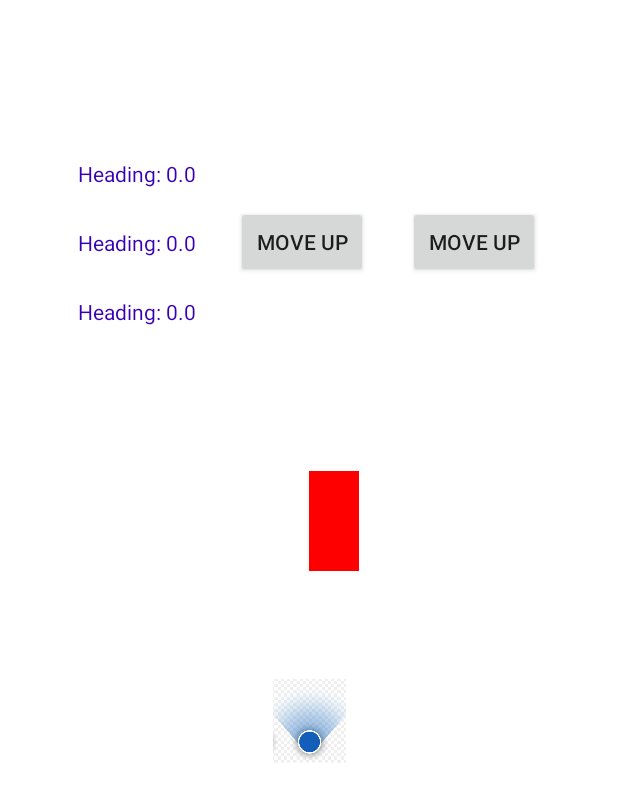
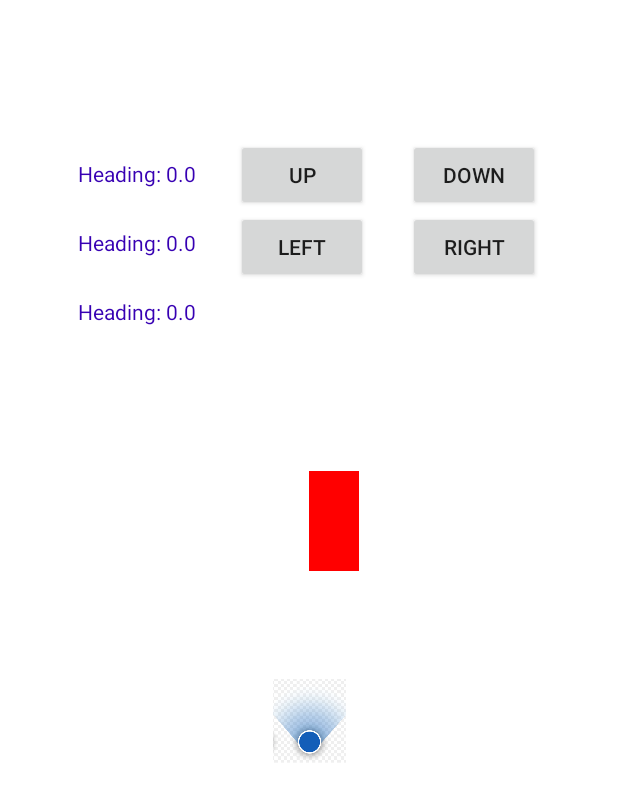
Before and after one commit to anilChouhan-sh/DirectionTrial, an Android app: the screen it shows after launch (MainActivity), on a phone screen of 412 x 824 dp. Shown: the top 801 px of the screen. Run offline under Robolectric (Android 15) with nearby library versions, the phone set to English and light mode, and no system bars.

Commit message:
Added Button to move

```diff
--- a/app/src/main/java/com/example/compass/CustomView.java
+++ b/app/src/main/java/com/example/compass/CustomView.java
@@ -67,7 +67,7 @@ public  class CustomView extends View {
         // matrix.postRotate( Values.DEGREE) ;
         Bitmap bit = Bitmap.createBitmap(bitmapOrg , 0 ,0 ,   width , height , matrix ,true) ;
         canvas.drawBitmap(bit,  getWidth()/2 - newWidth/2 ,getHeight()/2 -newHeight/2 ,null);
-        canvas.translate(0,(float) Values.Y);
+        canvas.translate((float)Values.X,(float)Values.Y);
         canvas.rotate(Values.DEGREE ,getWidth()/2 ,getHeight()/2);
         canvas.drawRect(rect,paint);
     }
--- a/app/src/main/java/com/example/compass/Direction.java
+++ b/app/src/main/java/com/example/compass/Direction.java
@@ -12,7 +12,7 @@ public class Direction implements SensorEventListener {
     private SensorManager mSensorManager;
     private float accelerometerReading[] =new float[3];
     private float magnetometerReading[] =new float[3];
-
+    private int OldDegree;
 
     private MainActivity mContext ;
 
@@ -22,6 +22,7 @@ public class Direction implements SensorEventListener {
 
     public void initialize(){
         mSensorManager = (SensorManager) mContext.getSystemService(SENSOR_SERVICE);
+        OldDegree=0;
     }
 
     @Override
@@ -51,9 +52,14 @@ public class Direction implements SensorEventListener {
         float degree = (float) ((Math.toDegrees(orientationAngles[0]) + 360)% 360);
         degree = Math.round(degree);
 
-        Values.setDEGREE(degree);
+        if(Math.abs(OldDegree-degree)>5){
 
-        mContext.updateValues();
+            Values.setDEGREE(degree);
+
+            mContext.updateValues();
+        }
+        OldDegree=(int)degree;
+
 
 
 
--- a/app/src/main/java/com/example/compass/MainActivity.java
+++ b/app/src/main/java/com/example/compass/MainActivity.java
@@ -17,7 +17,7 @@ public class MainActivity extends Activity  {
 
     private View myview ;
     TextView tvHeading ,tvLatitude , tvLongitude;
-    Button moveup ,moveDown ;
+    Button moveup ,moveDown ,moveLeft,moveRight;
 Location location ;
 Direction direction ;
     @Override
@@ -25,10 +25,13 @@ Direction direction ;
         super.onCreate(savedInstanceState);
         Values.setDEGREE(0);
         Values.setY(0);
+        Values.setX(0);
         setContentView(R.layout.activity_main);
 
         moveup = findViewById(R.id.moveup);
         moveDown =findViewById(R.id.moveDown) ;
+        moveLeft = findViewById(R.id.moveleft);
+        moveRight= findViewById(R.id.moveright);
 
         tvHeading =  findViewById(R.id.tvHeading);
         tvLatitude = findViewById(R.id.tvLatitude) ;
@@ -52,6 +55,20 @@ Direction direction ;
             @Override
             public void onClick(View v) {
                 Values.setY(Values.Y - 40);
+                updateValues();
+            }
+        });
+        moveLeft.setOnClickListener(new View.OnClickListener() {
+            @Override
+            public void onClick(View v) {
+                Values.setX(Values.X - 40);
+                updateValues();
+            }
+        });
+        moveRight.setOnClickListener(new View.OnClickListener() {
+            @Override
+            public void onClick(View v) {
+                Values.setX(Values.X + 40);
                 updateValues();
             }
         });
--- a/app/src/main/res/layout/activity_main.xml
+++ b/app/src/main/res/layout/activity_main.xml
@@ -3,59 +3,96 @@
     android:layout_height="match_parent"
     android:background="#fff" android:gravity="center"
     android:orientation="vertical">
+
     <LinearLayout
         android:layout_width="wrap_content"
         android:layout_height="wrap_content"
+
         >
+
         <LinearLayout
             android:layout_width="wrap_content"
             android:layout_height="wrap_content"
-            android:orientation="vertical"
-            >
+            android:orientation="vertical">
+
             <TextView
                 android:id="@+id/tvHeading"
                 android:layout_width="wrap_content"
                 android:layout_height="wrap_content"
                 android:layout_centerHorizontal="true"
+                android:layout_marginTop="20px"
                 android:layout_marginBottom="20px"
-        android:textColor="@color/purple_700"
-    android:layout_marginTop="20px"
-    android:text="Heading: 0.0" />
+                android:text="Heading: 0.0"
+                android:textColor="@color/purple_700" />
+
             <TextView
                 android:id="@+id/tvLatitude"
                 android:layout_width="wrap_content"
                 android:layout_height="wrap_content"
                 android:layout_centerHorizontal="true"
-        android:textColor="@color/purple_700"
+                android:layout_marginTop="20px"
                 android:layout_marginBottom="20px"
-        android:layout_marginTop="20px"
-        android:text="Heading: 0.0" />
+                android:text="Heading: 0.0"
+                android:textColor="@color/purple_700" />
+
             <TextView
                 android:id="@+id/tvLongitude"
                 android:layout_width="wrap_content"
                 android:layout_height="wrap_content"
                 android:layout_centerHorizontal="true"
-        android:textColor="@color/purple_700"
+                android:layout_marginTop="20px"
                 android:layout_marginBottom="20px"
-        android:layout_marginTop="20px"
-        android:text="Heading: 0.0" />
+                android:text="Heading: 0.0"
+                android:textColor="@color/purple_700" />
 
         </LinearLayout>
+        <LinearLayout
+            android:layout_width="wrap_content"
+            android:layout_height="wrap_content"
+            android:orientation="vertical">
+    <LinearLayout
+        android:layout_width="wrap_content"
+        android:layout_height="wrap_content">
+
         <Button
+            android:id="@+id/moveup"
             android:layout_width="wrap_content"
             android:layout_height="wrap_content"
             android:layout_gravity="center"
-            android:id="@+id/moveup"
             android:layout_marginLeft="40px"
-            android:text="MOVE UP"/>
+            android:text="Up" />
         <Button
+            android:id="@+id/moveDown"
             android:layout_width="wrap_content"
             android:layout_height="wrap_content"
             android:layout_gravity="center"
-            android:id="@+id/moveDown"
             android:layout_marginLeft="40px"
-            android:text="MOVE UP"/>
+            android:text="Down" />
+
     </LinearLayout>
+        <LinearLayout
+        android:layout_width="wrap_content"
+        android:layout_height="wrap_content">
+            <Button
+                android:id="@+id/moveleft"
+                android:layout_width="wrap_content"
+                android:layout_height="wrap_content"
+                android:layout_gravity="center"
+                android:layout_marginLeft="40px"
+                android:text="Left" />
+        <Button
+            android:id="@+id/moveright"
+            android:layout_width="wrap_content"
+            android:layout_height="wrap_content"
+            android:layout_gravity="center"
+            android:layout_marginLeft="40px"
+            android:text="Right" />
+
+
+        </LinearLayout>
+        </LinearLayout>
+    </LinearLayout>
+
     <RelativeLayout
         android:layout_width="400dp"
         android:layout_height="500dp" >
```
Lines whose indentation alone changed are shown as unchanged.
